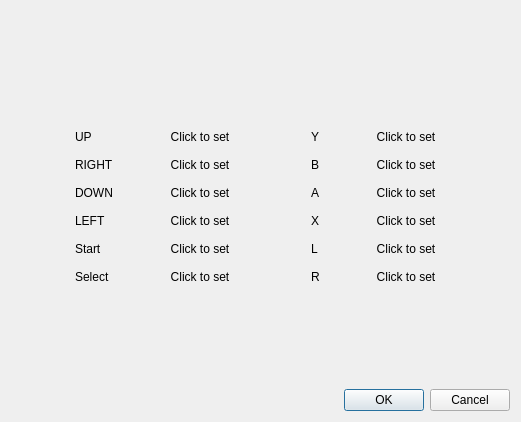
Before: the Qt Designer form mapbuttondialog.ui in Skarsnik/Button-Mash, drawn with Qt 5.
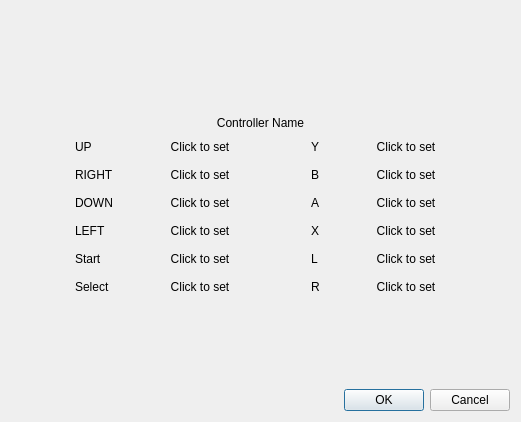
After: the same form once the commit is applied. Icons and pictures are not drawn.

```diff
--- a/mapbuttondialog.ui
+++ b/mapbuttondialog.ui
@@ -40,6 +40,16 @@
      </property>
     </spacer>
    </item>
+   <item>
+    <widget class="QLabel" name="nameLabel">
+     <property name="text">
+      <string>Controller Name</string>
+     </property>
+     <property name="alignment">
+      <set>Qt::AlignCenter</set>
+     </property>
+    </widget>
+   </item>
    <item>
     <layout class="QHBoxLayout" name="horizontalLayout_13">
      <item>
```
